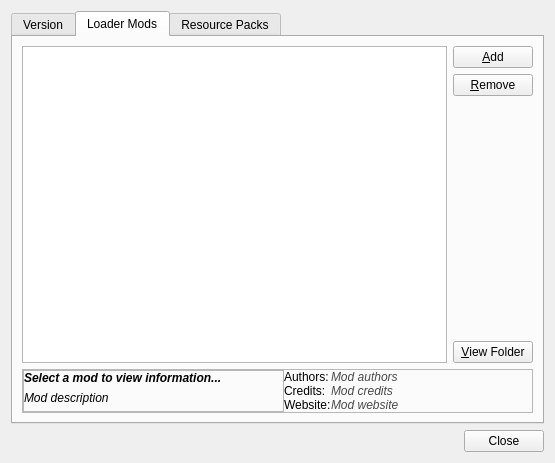
First picture: the form in gui/OneSixModEditDialog.ui, repository FreesmTeam/FreesmLauncher, before the edit.
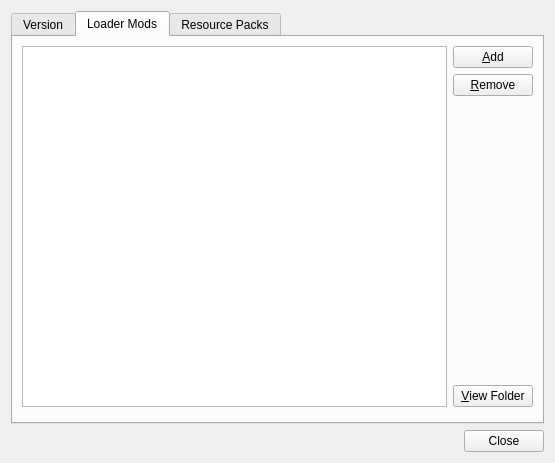
Second picture: the form after the edit. Custom widgets are drawn as their Qt base class.

Commit message: Move mod info frame and handler to MCModInfoFrame, use on all instances

```diff
--- a/gui/OneSixModEditDialog.ui
+++ b/gui/OneSixModEditDialog.ui
@@ -221,261 +221,13 @@
         </layout>
        </item>
        <item>
-        <widget class="QFrame" name="frame">
-         <property name="minimumSize">
-          <size>
-           <width>55</width>
-           <height>0</height>
-          </size>
-         </property>
-         <property name="maximumSize">
-          <size>
-           <width>16777215</width>
-           <height>150</height>
-          </size>
-         </property>
+        <widget class="MCModInfoFrame" name="frame">
          <property name="frameShape">
           <enum>QFrame::StyledPanel</enum>
          </property>
          <property name="frameShadow">
           <enum>QFrame::Raised</enum>
          </property>
-         <layout class="QHBoxLayout" name="horizontalLayout_5">
-          <property name="spacing">
-           <number>0</number>
-          </property>
-          <property name="leftMargin">
-           <number>0</number>
-          </property>
-          <property name="topMargin">
-           <number>0</number>
-          </property>
-          <property name="rightMargin">
-           <number>0</number>
-          </property>
-          <property name="bottomMargin">
-           <number>0</number>
-          </property>
-          <item>
-           <widget class="QFrame" name="frame_2">
-            <property name="sizePolicy">
-             <sizepolicy hsizetype="Preferred" vsizetype="Preferred">
-              <horstretch>0</horstretch>
-              <verstretch>0</verstretch>
-             </sizepolicy>
-            </property>
-            <property name="minimumSize">
-             <size>
-              <width>250</width>
-              <height>0</height>
-             </size>
-            </property>
-            <property name="frameShape">
-             <enum>QFrame::StyledPanel</enum>
-            </property>
-            <property name="frameShadow">
-             <enum>QFrame::Raised</enum>
-            </property>
-            <layout class="QVBoxLayout" name="verticalLayout_5">
-             <property name="spacing">
-              <number>0</number>
-             </property>
-             <property name="leftMargin">
-              <number>0</number>
-             </property>
-             <property name="topMargin">
-              <number>0</number>
-             </property>
-             <property name="rightMargin">
-              <number>9</number>
-             </property>
-             <property name="bottomMargin">
-              <number>0</number>
-             </property>
-             <item>
-              <widget class="QLabel" name="label_Name">
-               <property name="sizePolicy">
-                <sizepolicy hsizetype="Preferred" vsizetype="Preferred">
-                 <horstretch>0</horstretch>
-                 <verstretch>0</verstretch>
-                </sizepolicy>
-               </property>
-               <property name="minimumSize">
-                <size>
-                 <width>250</width>
-                 <height>0</height>
-                </size>
-               </property>
-               <property name="maximumSize">
-                <size>
-                 <width>16777215</width>
-                 <height>92</height>
-                </size>
-               </property>
-               <property name="text">
-                <string>&lt;html&gt;&lt;head/&gt;&lt;body&gt;&lt;p&gt;&lt;span style=&quot; font-size:9pt; font-weight:600; font-style:italic;&quot;&gt;Select a mod to view information...&lt;/span&gt;&lt;/p&gt;&lt;/body&gt;&lt;/html&gt;</string>
-               </property>
-               <property name="alignment">
-                <set>Qt::AlignLeading|Qt::AlignLeft|Qt::AlignTop</set>
-               </property>
-               <property name="wordWrap">
-                <bool>true</bool>
-               </property>
-              </widget>
-             </item>
-             <item>
-              <widget class="QLabel" name="label_Description">
-               <property name="sizePolicy">
-                <sizepolicy hsizetype="Preferred" vsizetype="Preferred">
-                 <horstretch>0</horstretch>
-                 <verstretch>0</verstretch>
-                </sizepolicy>
-               </property>
-               <property name="minimumSize">
-                <size>
-                 <width>250</width>
-                 <height>0</height>
-                </size>
-               </property>
-               <property name="maximumSize">
-                <size>
-                 <width>16777215</width>
-                 <height>92</height>
-                </size>
-               </property>
-               <property name="text">
-                <string>&lt;html&gt;&lt;head/&gt;&lt;body&gt;&lt;p&gt;&lt;span style=&quot; font-style:italic;&quot;&gt;Mod description&lt;/span&gt;&lt;/p&gt;&lt;/body&gt;&lt;/html&gt;</string>
-               </property>
-               <property name="alignment">
-                <set>Qt::AlignLeading|Qt::AlignLeft|Qt::AlignTop</set>
-               </property>
-               <property name="wordWrap">
-                <bool>true</bool>
-               </property>
-              </widget>
-             </item>
-            </layout>
-           </widget>
-          </item>
-          <item>
-           <layout class="QFormLayout" name="formLayout">
-            <property name="sizeConstraint">
-             <enum>QLayout::SetDefaultConstraint</enum>
-            </property>
-            <property name="fieldGrowthPolicy">
-             <enum>QFormLayout::AllNonFixedFieldsGrow</enum>
-            </property>
-            <item row="0" column="1">
-             <widget class="QLabel" name="label_Authors">
-              <property name="minimumSize">
-               <size>
-                <width>200</width>
-                <height>0</height>
-               </size>
-              </property>
-              <property name="maximumSize">
-               <size>
-                <width>16777215</width>
-                <height>92</height>
-               </size>
-              </property>
-              <property name="text">
-               <string>&lt;html&gt;&lt;head/&gt;&lt;body&gt;&lt;p&gt;&lt;span style=&quot; font-style:italic; color:#4a4a4a;&quot;&gt;Mod authors&lt;/span&gt;&lt;/p&gt;&lt;/body&gt;&lt;/html&gt;</string>
-              </property>
-              <property name="alignment">
-               <set>Qt::AlignLeading|Qt::AlignLeft|Qt::AlignTop</set>
-              </property>
-              <property name="wordWrap">
-               <bool>true</bool>
-              </property>
-             </widget>
-            </item>
-            <item row="1" column="0">
-             <widget class="QLabel" name="label_3">
-              <property name="text">
-               <string>Credits:</string>
-              </property>
-              <property name="alignment">
-               <set>Qt::AlignLeading|Qt::AlignLeft|Qt::AlignTop</set>
-              </property>
-             </widget>
-            </item>
-            <item row="1" column="1">
-             <widget class="QLabel" name="label_Credits">
-              <property name="minimumSize">
-               <size>
-                <width>200</width>
-                <height>0</height>
-               </size>
-              </property>
-              <property name="maximumSize">
-               <size>
-                <width>16777215</width>
-                <height>92</height>
-               </size>
-              </property>
-              <property name="text">
-               <string>&lt;html&gt;&lt;head/&gt;&lt;body&gt;&lt;p&gt;&lt;span style=&quot; font-style:italic; color:#4a4a4a;&quot;&gt;Mod credits&lt;/span&gt;&lt;/p&gt;&lt;/body&gt;&lt;/html&gt;</string>
-              </property>
-              <property name="alignment">
-               <set>Qt::AlignLeading|Qt::AlignLeft|Qt::AlignTop</set>
-              </property>
-              <property name="wordWrap">
-               <bool>true</bool>
-              </property>
-             </widget>
-            </item>
-            <item row="2" column="0">
-             <widget class="QLabel" name="label_4">
-              <property name="text">
-               <string>Website:</string>
-              </property>
-              <property name="alignment">
-               <set>Qt::AlignLeading|Qt::AlignLeft|Qt::AlignTop</set>
-              </property>
-             </widget>
-            </item>
-            <item row="2" column="1">
-             <widget class="QLabel" name="label_Website">
-              <property name="minimumSize">
-               <size>
-                <width>200</width>
-                <height>0</height>
-               </size>
-              </property>
-              <property name="maximumSize">
-               <size>
-                <width>16777215</width>
-                <height>92</height>
-               </size>
-              </property>
-              <property name="text">
-               <string>&lt;html&gt;&lt;head/&gt;&lt;body&gt;&lt;p&gt;&lt;span style=&quot; font-style:italic; color:#4a4a4a;&quot;&gt;Mod website&lt;/span&gt;&lt;/p&gt;&lt;/body&gt;&lt;/html&gt;</string>
-              </property>
-              <property name="alignment">
-               <set>Qt::AlignLeading|Qt::AlignLeft|Qt::AlignTop</set>
-              </property>
-              <property name="wordWrap">
-               <bool>true</bool>
-              </property>
-              <property name="openExternalLinks">
-               <bool>true</bool>
-              </property>
-             </widget>
-            </item>
-            <item row="0" column="0">
-             <widget class="QLabel" name="label_2">
-              <property name="text">
-               <string>Authors:</string>
-              </property>
-              <property name="alignment">
-               <set>Qt::AlignLeading|Qt::AlignLeft|Qt::AlignTop</set>
-              </property>
-             </widget>
-            </item>
-           </layout>
-          </item>
-         </layout>
         </widget>
        </item>
       </layout>
@@ -555,6 +307,12 @@
    <extends>QTreeView</extends>
    <header>gui/ModListView.h</header>
   </customwidget>
+  <customwidget>
+   <class>MCModInfoFrame</class>
+   <extends>QFrame</extends>
+   <header>gui/MCModInfoFrame.h</header>
+   <container>1</container>
+  </customwidget>
  </customwidgets>
  <resources/>
  <connections/>
```
The commit also changes 9 other files.
